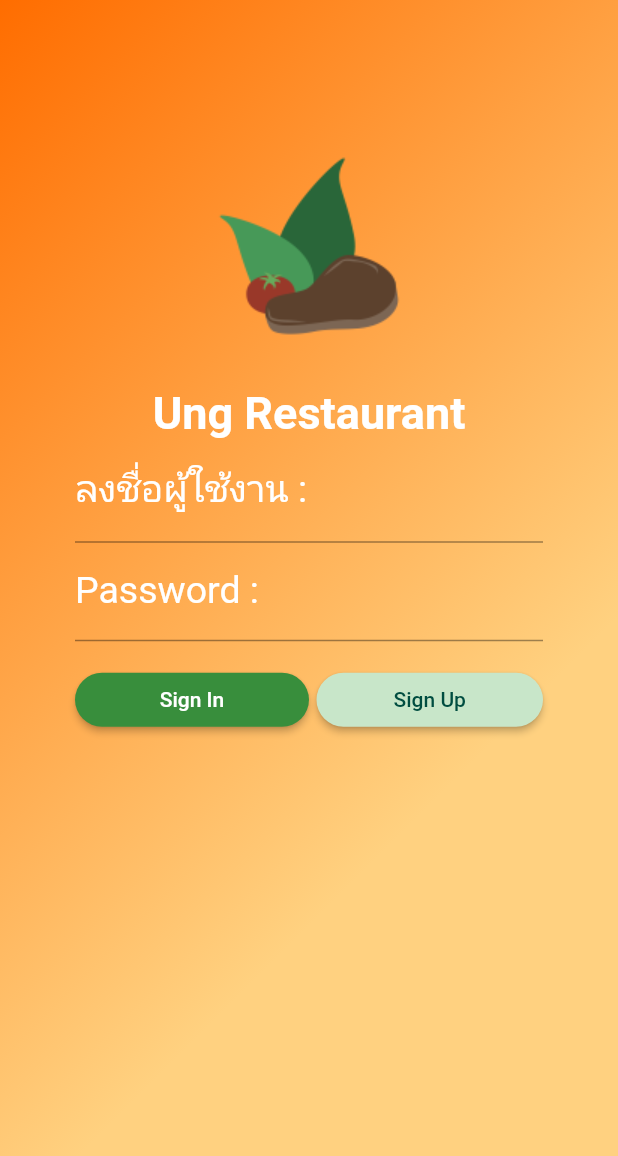
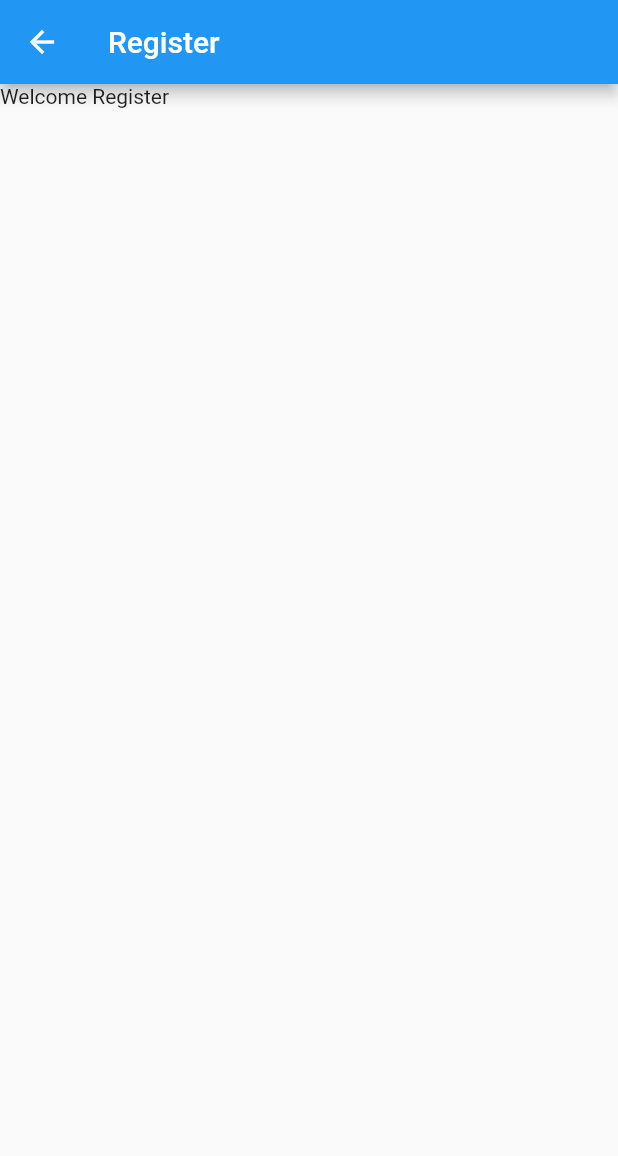
Before and after one commit to masterUNG/UngMenuFood, a Flutter app: the screen it shows after launch, after a tap on "Sign Up", on a phone screen of 412 x 824 dp. Shown: the top 1156 px of the screen. Run offline on Flutter 3.47's test engine with Material 2 defaults, Android fonts, the phone set to English and light mode, and no system bars.

Commit message:
Route Authen to Regis OK

```diff
--- a/lib/main.dart
+++ b/lib/main.dart
@@ -1,5 +1,6 @@
 import 'package:flutter/material.dart';
 import 'screens/authen.dart';
+import 'screens/register.dart';
 
 // main Method นี่คือ เมธอดหลัก นะ
 void main() {
--- a/lib/screens/authen.dart
+++ b/lib/screens/authen.dart
@@ -1,4 +1,5 @@
 import 'package:flutter/material.dart';
+import 'register.dart';
 
 class Authen extends StatefulWidget {
   @override
@@ -59,7 +60,7 @@ class _AuthenState extends State<Authen> {
   }
 
   //  SignUp
-  Widget signUpButton() {
+  Widget signUpButton(BuildContext context) {
     return RaisedButton(
       shape: RoundedRectangleBorder(borderRadius: BorderRadius.circular(30.0)),
       color: Colors.green[100],
@@ -67,8 +68,17 @@ class _AuthenState extends State<Authen> {
         'Sign Up',
         style: TextStyle(color: Colors.teal[900]),
       ),
-      onPressed: () {},
+      onPressed: () {
+        print('You Click SignUp');
+        goToRegister(context);
+      },
     );
+  }
+
+  void goToRegister(BuildContext context) {
+    var routeRegister =
+        new MaterialPageRoute(builder: (BuildContext context) => Register());
+        Navigator.of(context).push(routeRegister);
   }
 
   @override
@@ -106,7 +116,7 @@ class _AuthenState extends State<Authen> {
                   new Expanded(
                     child: Container(
                       margin: EdgeInsets.only(left: 5.0),
-                      child: signUpButton(),
+                      child: signUpButton(context),
                     ),
                   )
                 ],
--- /dev/null
+++ b/lib/screens/register.dart
@@ -0,0 +1,17 @@
+import 'package:flutter/material.dart';
+
+class Register extends StatefulWidget {
+  @override
+  _RegisterState createState() => _RegisterState();
+}
+
+class _RegisterState extends State<Register> {
+  @override
+  Widget build(BuildContext context) {
+    return Scaffold(
+      appBar: AppBar(
+        title: Text('Register'),
+      ),body: Text('Welcome Register'),
+    );
+  }
+}
```
